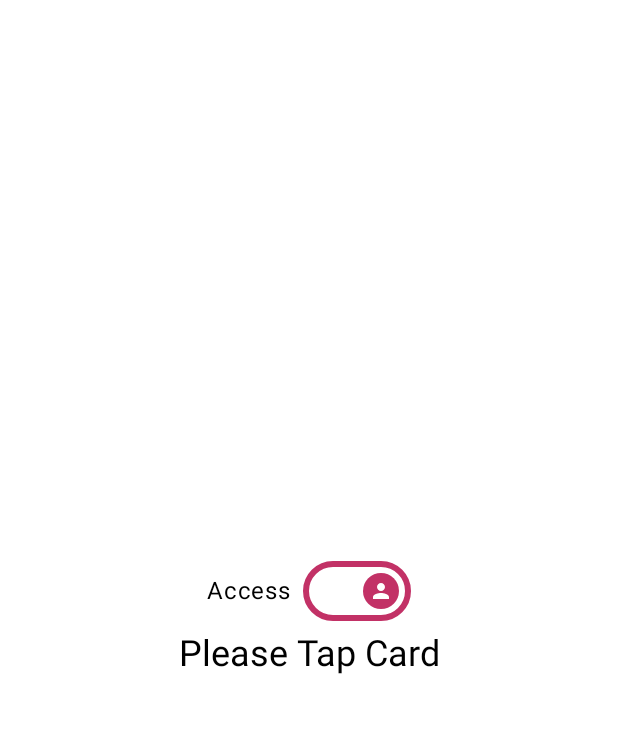
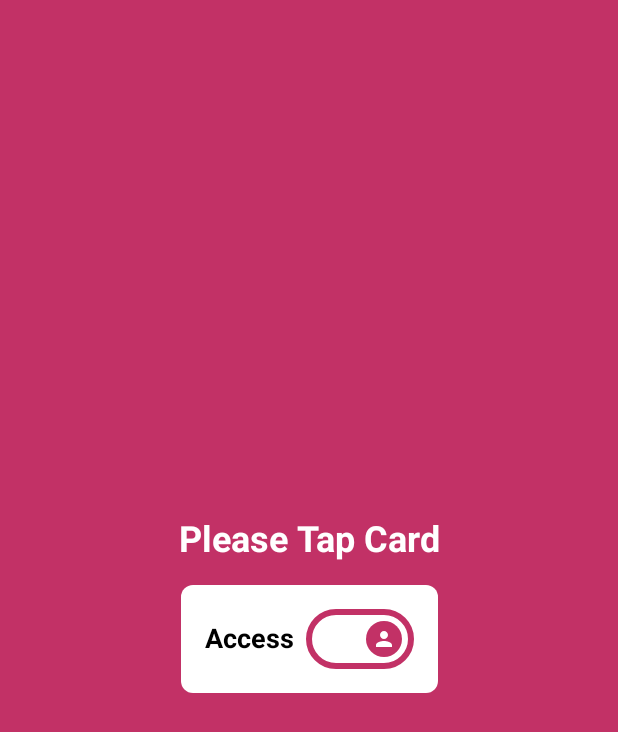
Before and after one commit to ernestguevara/CircleBarNfc, an Android app built with Jetpack Compose: the screen it shows after launch (MainActivity), on a phone screen of 412 x 824 dp. Shown: the top 732 px of the screen. Run offline under Robolectric (Android 15) with nearby library versions, the phone set to English and light mode, and no system bars.

Commit message:
ui changes

```diff
--- a/app/src/main/java/com/simplifier/circlebarnfc/presentation/MainScreen.kt
+++ b/app/src/main/java/com/simplifier/circlebarnfc/presentation/MainScreen.kt
@@ -27,12 +27,15 @@ import androidx.compose.ui.graphics.Color
 import androidx.compose.ui.platform.LocalContext
 import androidx.compose.ui.res.stringResource
 import androidx.compose.ui.unit.dp
+import androidx.compose.ui.unit.sp
 import com.simplifier.circlebarnfc.R
 import com.simplifier.circlebarnfc.domain.model.CustomerModel
 import com.simplifier.circlebarnfc.presentation.components.CustomSwitch
 import com.simplifier.circlebarnfc.presentation.components.CustomText
 import com.simplifier.circlebarnfc.presentation.components.CustomerDetails
 import com.simplifier.circlebarnfc.presentation.components.PaymentDetails
+import com.simplifier.circlebarnfc.presentation.theme.ColMagenta
+import com.simplifier.circlebarnfc.presentation.theme.ColYellow
 import com.simplifier.circlebarnfc.presentation.utils.Constants.CODE_BAL_INSUFFICIENT
 import com.simplifier.circlebarnfc.presentation.utils.Constants.CODE_CARD_CONNECTION
 import com.simplifier.circlebarnfc.presentation.utils.Constants.CODE_CARD_INVALID
@@ -57,18 +60,13 @@ private const val TAG = "ernesthor24 MainScreen"
 
 @Composable
 fun MainScreen(mainViewModel: MainViewModel) {
-
-    val tag: Tag? by mainViewModel.tag.collectAsState()
-
     val context = LocalContext.current
 
     val taskJob = remember { mutableStateOf<Job?>(null) }
     val coroutineScope = rememberCoroutineScope()
 
-    val message: String by mainViewModel.message.collectAsState()
-
+    val tag: Tag? by mainViewModel.tag.collectAsState()
     val messageCode: Int by mainViewModel.messageCode.collectAsState()
-
     val access: Boolean by mainViewModel.isAccess.collectAsState()
     val customerDetails: CustomerModel by mainViewModel.customerDetails.collectAsState()
 
@@ -90,11 +88,21 @@ fun MainScreen(mainViewModel: MainViewModel) {
     Column(
         modifier = Modifier
             .fillMaxSize()
-            .background(color = Color.White)
+            .background(color = getColor(access))
             .padding(horizontal = 16.dp, vertical = 8.dp),
         verticalArrangement = Arrangement.Center,
         horizontalAlignment = Alignment.CenterHorizontally
     ) {
+        if (messageCode == CODE_OPENING_TAB) {
+            mainViewModel.getCustomerBalance()?.let { bal ->
+                CustomText(text = stringResource(id = R.string.message_opening_tab, bal), isBold = true, fontSize = 20.sp)
+            }
+        } else if (messageCode != 0){
+            CustomText(text = stringResource(id = getMessage(messageCode)), isBold = true)
+        }
+
+        Spacer(modifier = Modifier.height(height = 16.dp))
+
         CustomSwitch(
             textArray = listOf(
                 stringResource(id = R.string.label_access),
@@ -104,17 +112,7 @@ fun MainScreen(mainViewModel: MainViewModel) {
             mainViewModel.setAccess(isChecked)
         }
 
-        // gap between switch and the text
-        Spacer(modifier = Modifier.height(height = 8.dp))
-
-        if (messageCode == CODE_OPENING_TAB) {
-            mainViewModel.getCustomerBalance()?.let { bal ->
-                CustomText(text = stringResource(id = R.string.message_opening_tab, bal))
-            }
-        } else if (messageCode != 0){
-            CustomText(text = stringResource(id = getMessage(messageCode)))
-        }
-
+        Spacer(modifier = Modifier.height(height = 16.dp))
 
         if (mainViewModel.checkCustomerFields(customerDetails)) {
             if (access) {
@@ -211,3 +209,7 @@ private fun getMessage(code: Int): Int {
         }
     }
 }
+
+private fun getColor(access: Boolean): Color{
+    return if (access) ColMagenta else ColYellow
+}
--- a/app/src/main/java/com/simplifier/circlebarnfc/presentation/components/CustomSwitch.kt
+++ b/app/src/main/java/com/simplifier/circlebarnfc/presentation/components/CustomSwitch.kt
@@ -32,9 +32,11 @@ import androidx.compose.runtime.setValue
 import androidx.compose.ui.Alignment
 import androidx.compose.ui.BiasAlignment
 import androidx.compose.ui.Modifier
+import androidx.compose.ui.draw.clip
 import androidx.compose.ui.graphics.Color
 import androidx.compose.ui.unit.Dp
 import androidx.compose.ui.unit.dp
+import androidx.compose.ui.unit.sp
 import com.simplifier.circlebarnfc.presentation.theme.ColMagenta
 import com.simplifier.circlebarnfc.presentation.theme.ColYellow
 
@@ -67,11 +69,22 @@ fun CustomSwitch(
     val alignment by animateAlignmentAsState(if (isChecked) 1f else -1f)
 
     Row(
+        modifier = Modifier
+            .background(
+                Color.White,
+                shape = RoundedCornerShape(8.dp)
+            ) // Set the background color to white
+            .padding(16.dp),
         horizontalArrangement = Arrangement.End,
         verticalAlignment = Alignment.CenterVertically
     ) {
 
-        Text(text = if (isChecked) textArray[0] else textArray[1])
+        CustomText(
+            text = if (isChecked) textArray[0] else textArray[1],
+            fontSize = 18.sp,
+            color = Color.Black,
+            isBold = true
+        )
 
         // gap between switch and the text
         Spacer(modifier = Modifier.width(width = 8.dp))
--- a/app/src/main/java/com/simplifier/circlebarnfc/presentation/components/CustomText.kt
+++ b/app/src/main/java/com/simplifier/circlebarnfc/presentation/components/CustomText.kt
@@ -1,6 +1,5 @@
 package com.simplifier.circlebarnfc.presentation.components
 
-import androidx.compose.foundation.layout.*
 import androidx.compose.material3.Text
 import androidx.compose.runtime.Composable
 import androidx.compose.ui.Modifier
@@ -19,8 +18,8 @@ fun CustomText(
     text: String,
     isBold: Boolean = false,
     fontSize: TextUnit = 24.sp,
-    color: Color = Color.Unspecified,
-    alignment: TextAlign = TextAlign.Start,
+    color: Color = Color.White,
+    alignment: TextAlign = TextAlign.Center,
     modifier: Modifier = Modifier
 ) {
     val style = TextStyle(
--- a/app/src/main/java/com/simplifier/circlebarnfc/presentation/theme/Color.kt
+++ b/app/src/main/java/com/simplifier/circlebarnfc/presentation/theme/Color.kt
@@ -12,4 +12,4 @@ val Pink40 = Color(0xFF7D5260)
 
 val ColMagenta = Color(0xFFc23166)
 val ColCyan = Color(0xFF3aeee6)
-val ColYellow= Color(0xFFfed73a)
+val ColYellow= Color(0xFFE4C134)
--- a/app/src/main/java/com/simplifier/circlebarnfc/presentation/utils/NFCManager.kt
+++ b/app/src/main/java/com/simplifier/circlebarnfc/presentation/utils/NFCManager.kt
@@ -8,6 +8,7 @@ import android.nfc.NfcAdapter
 import android.util.Log
 import androidx.lifecycle.LifecycleCoroutineScope
 import com.simplifier.circlebarnfc.MainActivity
+import com.simplifier.circlebarnfc.R
 import kotlinx.coroutines.Job
 import kotlinx.coroutines.delay
 import kotlinx.coroutines.launch
@@ -26,10 +27,10 @@ class NFCManager(
         nfcAdapter = NfcAdapter.getDefaultAdapter(context)
 
         if (nfcAdapter == null) {
-            showErrorDialog("No NFC", "Your device does not support NFC", false)
+            showErrorDialog(context.getString(R.string.label_no_nfc), context.getString(R.string.message_no_nfc), false)
         } else if (!nfcAdapter!!.isEnabled) {
             // NFC is not enabled, prompt the user to enable it
-            showErrorDialog("Enable NFC", "Please enable NFC to use this feature.")
+            showErrorDialog(context.getString(R.string.label_enable_nfc), context.getString(R.string.message_enable_nfc))
         } else {
             // NFC is enabled, start NFC operations
             startNfcOperations()
@@ -64,10 +65,7 @@ class NFCManager(
                     null
                 )
             } catch (ex: IllegalStateException) {
-                Log.i(
-                    TAG,
-                    "Error: Could not disable the NFC foreground dispatch system. The activity was not in foreground."
-                )
+                Log.i(TAG, "Error: Could not disable the NFC foreground dispatch system. The activity was not in foreground.")
             }
         }
     }
@@ -77,10 +75,7 @@ class NFCManager(
             try {
                 nfcAdapter!!.disableForegroundDispatch(activity)
             } catch (ex: IllegalStateException) {
-                Log.i(
-                    TAG,
-                    "Error: Could not disable the NFC foreground dispatch system. The activity was not in foreground."
-                )
+                Log.i(TAG, "Error: Could not disable the NFC foreground dispatch system. The activity was not in foreground.")
             }
         }
     }
@@ -108,12 +103,12 @@ class NFCManager(
         val builder = AlertDialog.Builder(context)
             .setTitle(title)
             .setMessage(message)
-            .setNegativeButton("Cancel") { _, _ ->
+            .setNegativeButton(context.getString(R.string.label_cancel)) { _, _ ->
                 // Handle cancellation or show alternative flow
             }
 
         if (showPositiveButton) {
-            builder.setPositiveButton("Go to Settings") { _, _ ->
+            builder.setPositiveButton(context.getString(R.string.label_settings)) { _, _ ->
                 // Open device settings screen to enable NFC
                 val intent =
                     Intent(android.provider.Settings.ACTION_NFC_SETTINGS)
--- a/app/src/main/res/values/strings.xml
+++ b/app/src/main/res/values/strings.xml
@@ -1,8 +1,18 @@
 <resources>
     <string name="app_name">CircleBarNfc</string>
 
+    <string name="label_cancel">Cancel</string>
+    <string name="label_settings">Go to Settings</string>
     <string name="label_access">Access</string>
     <string name="label_payment">Payment</string>
+    <string name="label_name">Name</string>
+    <string name="label_tier">Tier</string>
+    <string name="label_address">Address</string>
+    <string name="label_visit">Visit Count</string>
+    <string name="label_balance">Balance Left</string>
+
+    <string name="label_no_nfc">No NFC</string>
+    <string name="label_enable_nfc">Enable NFC</string>
 
     //message
     <string name="message_tap_card">Please Tap Card</string>
@@ -18,4 +28,7 @@
     <string name="message_opening_tab">Opening your tab…\nBalance: %.2f</string>
     <string name="message_closing_tab">Bill\'s settled</string>
     <string name="message_tab_open">Please settle the bill, tab\'s open</string>
+
+    <string name="message_no_nfc">Your device does not support NFC</string>
+    <string name="message_enable_nfc">Please enable NFC to use this feature.</string>
 </resources>
```
Also changed, not shown: app/src/main/java/com/simplifier/circlebarnfc/presentation/MainViewModel.kt (+8 -11 lines), app/src/main/java/com/simplifier/circlebarnfc/presentation/components/CustomTextField.kt (added, +52 -0 lines), app/src/main/java/com/simplifier/circlebarnfc/presentation/components/CustomerDetails.kt (+6 -29 lines), app/src/main/java/com/simplifier/circlebarnfc/presentation/components/PaymentDetails.kt (+5 -21 lines).
